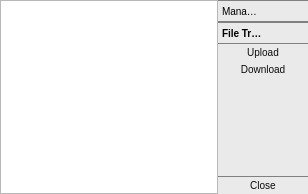
Old version of the form bin/data/ui/inventory_main.ui in the repository realXtend/tundra.
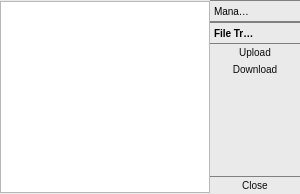
New version of the form. The open tabs and pages were chosen to show the change.

Commit message: -Added Inventory to Toolbar. -Fixed a bug when creatin random UUID's (the seed was always the same) -Drag&drop move for multiple items works if the items are all in the same folder. Doesn't work for descendent items yet. -Moved upload console commands to InventoryModule -inventory-lib-owner UUID is now parsed during the login and used when fetching WorldLib descendents.

Diff of the .ui file:
```diff
--- a/bin/data/ui/inventory_main.ui
+++ b/bin/data/ui/inventory_main.ui
@@ -5,8 +5,8 @@
   <property name="geometry">
    <rect>
     <x>0</x>
-    <y>40</y>
-    <width>308</width>
+    <y>103</y>
+    <width>300</width>
     <height>194</height>
    </rect>
   </property>
@@ -19,6 +19,9 @@
   <property name="windowTitle">
    <string>Inventory</string>
   </property>
+  <property name="autoFillBackground">
+   <bool>false</bool>
+  </property>
   <property name="styleSheet">
    <string>/* Containers */
 QWidget#inventorymain {
@@ -76,12 +79,24 @@
     <number>0</number>
    </property>
    <item>
-    <layout class="QHBoxLayout" name="horizontalLayout_BottomContainer">
+    <layout class="QHBoxLayout" name="horizontalLayout_BottomContainer" stretch="3,1">
      <property name="spacing">
       <number>0</number>
      </property>
+     <property name="sizeConstraint">
+      <enum>QLayout::SetDefaultConstraint</enum>
+     </property>
      <item>
       <widget class="QTreeView" name="treeView">
+       <property name="enabled">
+        <bool>true</bool>
+       </property>
+       <property name="sizePolicy">
+        <sizepolicy hsizetype="Expanding" vsizetype="Maximum">
+         <horstretch>0</horstretch>
+         <verstretch>0</verstretch>
+        </sizepolicy>
+       </property>
        <property name="autoFillBackground">
         <bool>false</bool>
        </property>
@@ -235,7 +250,7 @@
            <rect>
             <x>0</x>
             <y>0</y>
-            <width>98</width>
+            <width>90</width>
             <height>34</height>
            </rect>
           </property>
```
Left out of the diff: 9 changed lines with no effect on the pictures. The commit also changes 31 other files.
